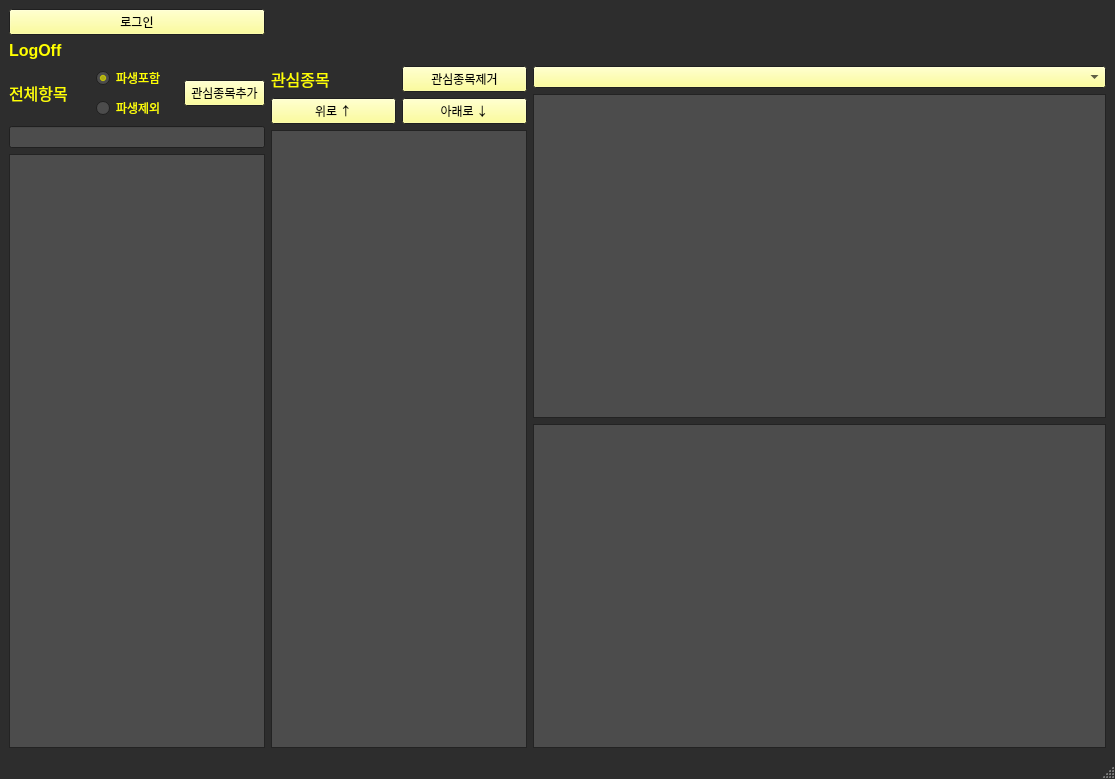
Qt form kiwoom.ui (ksy4808/stockAnalize) before a commit.
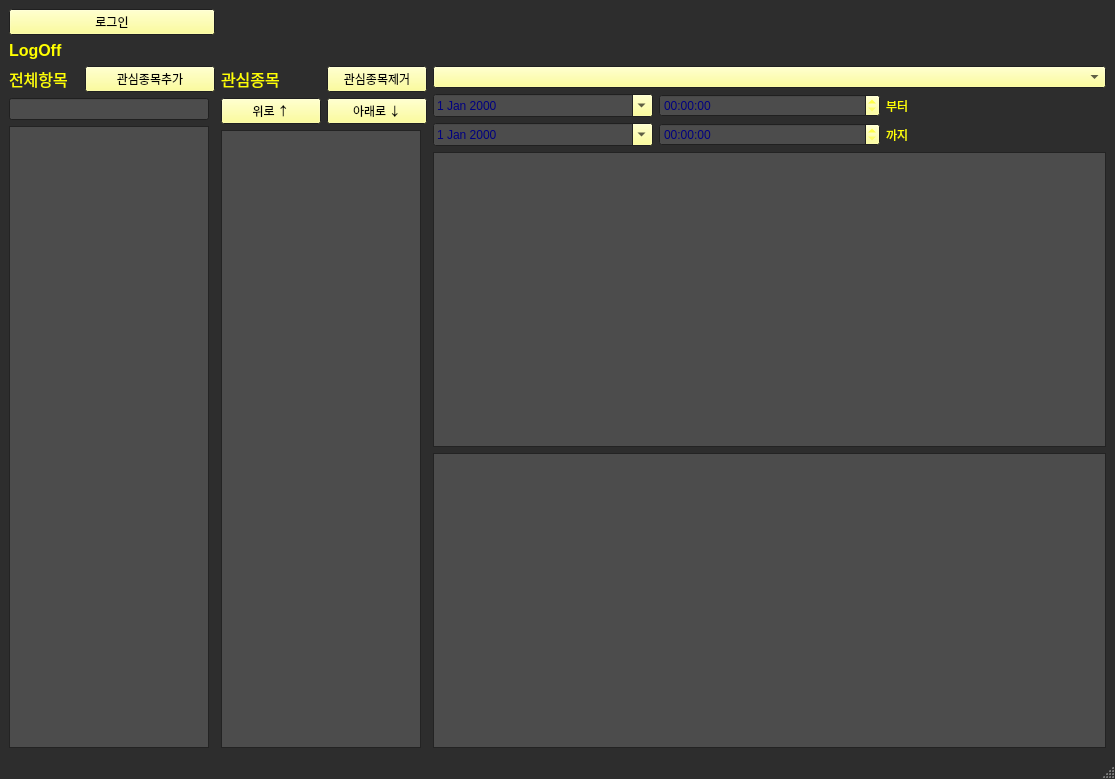
The same form after that commit.

Commit message: 211011밤

Diff of the .ui file:
```diff
--- a/kiwoom.ui
+++ b/kiwoom.ui
@@ -440,18 +440,14 @@
    <layout class="QGridLayout" name="gridLayout_2">
     <item row="5" column="0">
      <layout class="QGridLayout" name="gridLayout">
-      <item row="0" column="1">
-       <widget class="QRadioButton" name="Include">
-        <property name="text">
-         <string>파생포함</string>
-        </property>
-        <property name="checked">
-         <bool>true</bool>
-        </property>
-       </widget>
-      </item>
-      <item row="0" column="0" rowspan="2">
+      <item row="0" column="0">
        <widget class="QLabel" name="TotalItems">
+        <property name="maximumSize">
+         <size>
+          <width>70</width>
+          <height>16777215</height>
+         </size>
+        </property>
         <property name="font">
          <font>
           <family>MS UI Gothic</family>
@@ -463,25 +459,27 @@
         </property>
        </widget>
       </item>
-      <item row="0" column="2" rowspan="2">
+      <item row="0" column="1">
        <widget class="QPushButton" name="Add">
+        <property name="maximumSize">
+         <size>
+          <width>130</width>
+          <height>16777215</height>
+         </size>
+        </property>
         <property name="text">
          <string>관심종목추가</string>
         </property>
        </widget>
       </item>
-      <item row="1" column="1">
-       <widget class="QRadioButton" name="Exclude">
-        <property name="text">
-         <string>파생제외</string>
-        </property>
-       </widget>
-      </item>
-      <item row="3" column="0" colspan="3">
-       <widget class="QTableWidget" name="totalListTable"/>
-      </item>
-      <item row="2" column="0" colspan="3">
+      <item row="1" column="0" colspan="2">
        <widget class="QLineEdit" name="ItemSearch">
+        <property name="maximumSize">
+         <size>
+          <width>200</width>
+          <height>16777215</height>
+         </size>
+        </property>
         <property name="echoMode">
          <enum>QLineEdit::Normal</enum>
         </property>
@@ -490,11 +488,289 @@
         </property>
        </widget>
       </item>
+      <item row="2" column="0" colspan="2">
+       <widget class="QTableWidget" name="totalListTable">
+        <property name="maximumSize">
+         <size>
+          <width>200</width>
+          <height>16777215</height>
+         </size>
+        </property>
+       </widget>
+      </item>
      </layout>
     </item>
     <item row="5" column="2">
      <layout class="QGridLayout" name="gridLayout_4">
-      <item row="1" column="0">
+      <item row="2" column="0">
+       <widget class="QDateEdit" name="fromDay">
+        <property name="palette">
+         <palette>
+          <active>
+           <colorrole role="Text">
+            <brush brushstyle="SolidPattern">
+             <color alpha="255">
+              <red>0</red>
+              <green>0</green>
+              <blue>127</blue>
+             </color>
+            </brush>
+           </colorrole>
+          </active>
+          <inactive>
+           <colorrole role="Text">
+            <brush brushstyle="SolidPattern">
+             <color alpha="255">
+              <red>0</red>
+              <green>0</green>
+              <blue>127</blue>
+             </color>
+            </brush>
+           </colorrole>
+          </inactive>
+          <disabled>
+           <colorrole role="Text">
+            <brush brushstyle="SolidPattern">
+             <color alpha="255">
+              <red>54</red>
+              <green>54</green>
+              <blue>54</blue>
+             </color>
+            </brush>
+           </colorrole>
+          </disabled>
+         </palette>
+        </property>
+        <property name="calendarPopup">
+         <bool>true</bool>
+        </property>
+       </widget>
+      </item>
+      <item row="2" column="1">
+       <widget class="QTimeEdit" name="fromTime">
+        <property name="palette">
+         <palette>
+          <active>
+           <colorrole role="Text">
+            <brush brushstyle="SolidPattern">
+             <color alpha="255">
+              <red>0</red>
+              <green>0</green>
+              <blue>127</blue>
+             </color>
+            </brush>
+           </colorrole>
+          </active>
+          <inactive>
+           <colorrole role="Text">
+            <brush brushstyle="SolidPattern">
+             <color alpha="255">
+              <red>0</red>
+              <green>0</green>
+              <blue>127</blue>
+             </color>
+            </brush>
+           </colorrole>
+          </inactive>
+          <disabled>
+           <colorrole role="Text">
+            <brush brushstyle="SolidPattern">
+             <color alpha="255">
+              <red>54</red>
+              <green>54</green>
+              <blue>54</blue>
+             </color>
+            </brush>
+           </colorrole>
+          </disabled>
+         </palette>
+        </property>
+        <property name="calendarPopup">
+         <bool>true</bool>
+        </property>
+       </widget>
+      </item>
+      <item row="3" column="0">
+       <widget class="QDateEdit" name="toDay">
+        <property name="palette">
+         <palette>
+          <active>
+           <colorrole role="Text">
+            <brush brushstyle="SolidPattern">
+             <color alpha="255">
+              <red>0</red>
+              <green>0</green>
+              <blue>127</blue>
+             </color>
+            </brush>
+           </colorrole>
+          </active>
+          <inactive>
+           <colorrole role="Text">
+            <brush brushstyle="SolidPattern">
+             <color alpha="255">
+              <red>0</red>
+              <green>0</green>
+              <blue>127</blue>
+             </color>
+            </brush>
+           </colorrole>
+          </inactive>
+          <disabled>
+           <colorrole role="Text">
+            <brush brushstyle="SolidPattern">
+             <color alpha="255">
+              <red>54</red>
+              <green>54</green>
+              <blue>54</blue>
+             </color>
+            </brush>
+           </colorrole>
+          </disabled>
+         </palette>
+        </property>
+        <property name="dateTime">
+         <datetime>
+          <hour>0</hour>
+          <minute>0</minute>
+          <second>0</second>
+          <year>2000</year>
+          <month>1</month>
+          <day>1</day>
+         </datetime>
+        </property>
+        <property name="calendarPopup">
+         <bool>true</bool>
+        </property>
+       </widget>
+      </item>
+      <item row="3" column="1">
+       <widget class="QTimeEdit" name="toTime">
+        <property name="palette">
+         <palette>
+          <active>
+           <colorrole role="Text">
+            <brush brushstyle="SolidPattern">
+             <color alpha="255">
+              <red>0</red>
+              <green>0</green>
+              <blue>127</blue>
+             </color>
+            </brush>
+           </colorrole>
+          </active>
+          <inactive>
+           <colorrole role="Text">
+            <brush brushstyle="SolidPattern">
+             <color alpha="255">
+              <red>0</red>
+              <green>0</green>
+              <blue>127</blue>
+             </color>
+            </brush>
+           </colorrole>
+          </inactive>
+          <disabled>
+           <colorrole role="Text">
+            <brush brushstyle="SolidPattern">
+             <color alpha="255">
+              <red>54</red>
+              <green>54</green>
+              <blue>54</blue>
+             </color>
+            </brush>
+           </colorrole>
+          </disabled>
+         </palette>
+        </property>
+        <property name="calendarPopup">
+         <bool>true</bool>
+        </property>
+       </widget>
+      </item>
+      <item row="2" column="2">
+       <widget class="QLabel" name="label">
+        <property name="text">
+         <string>부터</string>
+        </property>
+       </widget>
+      </item>
+      <item row="3" column="2">
+       <widget class="QLabel" name="label_2">
+        <property name="text">
+         <string>까지</string>
+        </property>
+       </widget>
+      </item>
+      <item row="0" column="0" colspan="3">
+       <widget class="QComboBox" name="comboBox">
+        <property name="palette">
+         <palette>
+          <active>
+           <colorrole role="Light">
+            <brush brushstyle="SolidPattern">
+             <color alpha="255">
+              <red>184</red>
+              <green>184</green>
+              <blue>184</blue>
+             </color>
+            </brush>
+           </colorrole>
+           <colorrole role="Text">
+            <brush brushstyle="SolidPattern">
+             <color alpha="255">
+              <red>255</red>
+              <green>0</green>
+              <blue>255</blue>
+             </color>
+            </brush>
+           </colorrole>
+          </active>
+          <inactive>
+           <colorrole role="Light">
+            <brush brushstyle="SolidPattern">
+             <color alpha="255">
+              <red>184</red>
+              <green>184</green>
+              <blue>184</blue>
+             </color>
+            </brush>
+           </colorrole>
+           <colorrole role="Text">
+            <brush brushstyle="SolidPattern">
+             <color alpha="255">
+              <red>255</red>
+              <green>0</green>
+              <blue>255</blue>
+             </color>
+            </brush>
+           </colorrole>
+          </inactive>
+          <disabled>
+           <colorrole role="Light">
+            <brush brushstyle="SolidPattern">
+             <color alpha="255">
+              <red>184</red>
+              <green>184</green>
+              <blue>184</blue>
+             </color>
+            </brush>
+           </colorrole>
+           <colorrole role="Text">
+            <brush brushstyle="SolidPattern">
+             <color alpha="255">
+              <red>54</red>
+              <green>54</green>
+              <blue>54</blue>
+             </color>
+            </brush>
+           </colorrole>
+          </disabled>
+         </palette>
+        </property>
+       </widget>
+      </item>
+      <item row="5" column="0" colspan="3">
        <widget class="QTableWidget" name="OutputTable">
         <property name="cursor" stdset="0">
          <cursorShape>IBeamCursor</cursorShape>
@@ -504,75 +780,7 @@
         </property>
        </widget>
       </item>
-      <item row="0" column="0">
-       <widget class="QComboBox" name="comboBox">
-        <property name="palette">
-         <palette>
-          <active>
-           <colorrole role="Light">
-            <brush brushstyle="SolidPattern">
-             <color alpha="255">
-              <red>184</red>
-              <green>184</green>
-              <blue>184</blue>
-             </color>
-            </brush>
-           </colorrole>
-           <colorrole role="Text">
-            <brush brushstyle="SolidPattern">
-             <color alpha="255">
-              <red>255</red>
-              <green>0</green>
-              <blue>255</blue>
-             </color>
-            </brush>
-           </colorrole>
-          </active>
-          <inactive>
-           <colorrole role="Light">
-            <brush brushstyle="SolidPattern">
-             <color alpha="255">
-              <red>184</red>
-              <green>184</green>
-              <blue>184</blue>
-             </color>
-            </brush>
-           </colorrole>
-           <colorrole role="Text">
-            <brush brushstyle="SolidPattern">
-             <color alpha="255">
-              <red>255</red>
-              <green>0</green>
-              <blue>255</blue>
-             </color>
-            </brush>
-           </colorrole>
-          </inactive>
-          <disabled>
-           <colorrole role="Light">
-            <brush brushstyle="SolidPattern">
-             <color alpha="255">
-              <red>184</red>
-              <green>184</green>
-              <blue>184</blue>
-             </color>
-            </brush>
-           </colorrole>
-           <colorrole role="Text">
-            <brush brushstyle="SolidPattern">
-             <color alpha="255">
-              <red>54</red>
-              <green>54</green>
-              <blue>54</blue>
-             </color>
-            </brush>
-           </colorrole>
-          </disabled>
-         </palette>
-        </property>
-       </widget>
-      </item>
-      <item row="2" column="0">
+      <item row="6" column="0" colspan="3">
        <widget class="QGraphicsView" name="graphicsView"/>
       </item>
      </layout>
@@ -587,10 +795,23 @@
     <item row="5" column="1">
      <layout class="QGridLayout" name="gridLayout_3">
       <item row="3" column="0" colspan="2">
-       <widget class="QTableWidget" name="intListTable"/>
+       <widget class="QTableWidget" name="intListTable">
+        <property name="maximumSize">
+         <size>
+          <width>200</width>
+          <height>16777215</height>
+         </size>
+        </property>
+       </widget>
       </item>
       <item row="0" column="1">
        <widget class="QPushButton" name="Sub">
+        <property name="maximumSize">
+         <size>
+          <width>100</width>
+          <height>16777215</height>
+         </size>
+        </property>
         <property name="text">
          <string>관심종목제거</string>
         </property>
@@ -598,6 +819,12 @@
       </item>
       <item row="0" column="0">
        <widget class="QLabel" name="InterrestItem">
+        <property name="maximumSize">
+         <size>
+          <width>100</width>
+          <height>16777215</height>
+         </size>
+        </property>
         <property name="font">
          <font>
           <family>MS UI Gothic</family>
@@ -611,6 +838,12 @@
       </item>
       <item row="1" column="1">
        <widget class="QPushButton" name="down">
+        <property name="maximumSize">
+         <size>
+          <width>100</width>
+          <height>16777215</height>
+         </size>
+        </property>
         <property name="text">
          <string>아래로 ↓</string>
         </property>
@@ -618,6 +851,12 @@
       </item>
       <item row="1" column="0">
        <widget class="QPushButton" name="up">
+        <property name="maximumSize">
+         <size>
+          <width>100</width>
+          <height>16777215</height>
+         </size>
+        </property>
         <property name="text">
          <string>위로 ↑</string>
         </property>
```
The commit also changes 1 other file.
